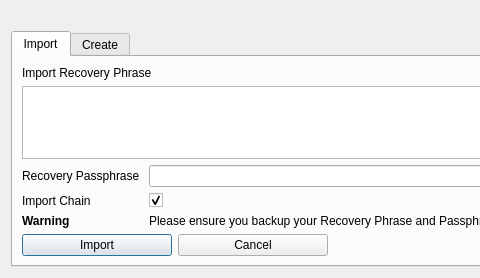
First picture: the form in src/qt/forms/mnemonicdialog.ui, repository Capricoinofficial/capricoinplus-core, before the edit; both pictures show x 0 to 480 and y 0 to 278 of the 789 by 278 pixel window.
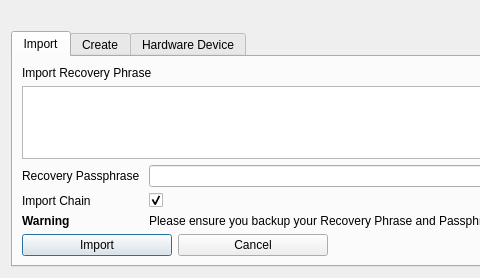
Second picture: the form after the edit.

Commit message: This release brings support for the Ledger hardware wallets with other changes: - Enable endomorphism by default on gitian builds - Add new checkpoints - Allow Verifying addresses on the HW screen - Important security updates - Updated Chinese translation

```diff
--- a/src/qt/forms/mnemonicdialog.ui
+++ b/src/qt/forms/mnemonicdialog.ui
@@ -324,7 +324,7 @@
                             </item>
                         </layout>
                     </widget>
-                    <!-- <widget class="QWidget" name="tabHardware">
+                    <widget class="QWidget" name="tabHardware">
       <attribute name="title">
        <string>Hardware Device</string>
       </attribute>
@@ -425,7 +425,7 @@
         </widget>
        </item>
       </layout>
-     </widget> -->
+     </widget>
                 </widget>
             </item>
             <item row="0" column="0">
```
The commit also changes 37 other files.
